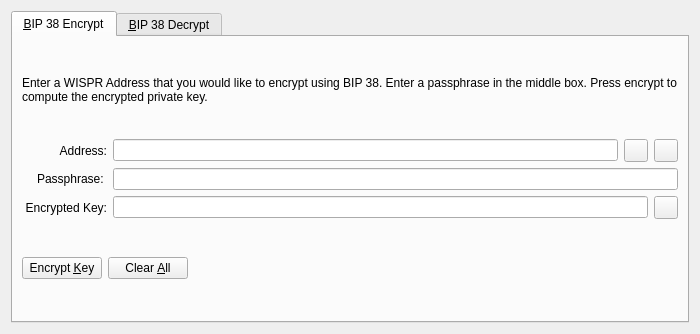
This is src/qt/forms/bip38tooldialog.ui in rpicoin/rpicore as Qt 5 draws it before an edit. The edited form follows.
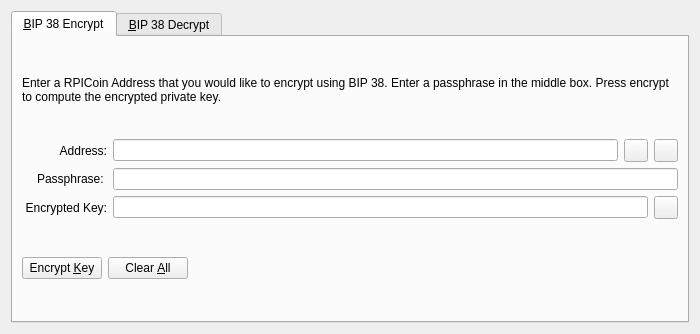
This is the edited form. The open tabs and pages were chosen to show the change. Icons and pictures are not drawn. Custom widgets are drawn as their Qt base class.

Commit message: [CORE] Renamed to RPICoin

```diff
--- a/src/qt/forms/bip38tooldialog.ui
+++ b/src/qt/forms/bip38tooldialog.ui
@@ -30,7 +30,7 @@
        <item>
         <widget class="QLabel" name="infoLabel_ENC">
          <property name="text">
-          <string>Enter a WISPR Address that you would like to encrypt using BIP 38. Enter a passphrase in the middle box. Press encrypt to compute the encrypted private key.</string>
+          <string>Enter a RPICoin Address that you would like to encrypt using BIP 38. Enter a passphrase in the middle box. Press encrypt to compute the encrypted private key.</string>
          </property>
          <property name="textFormat">
           <enum>Qt::PlainText</enum>
```
Left out of the diff: 4 changed lines with no effect on the pictures. The commit also changes 132 other files.
